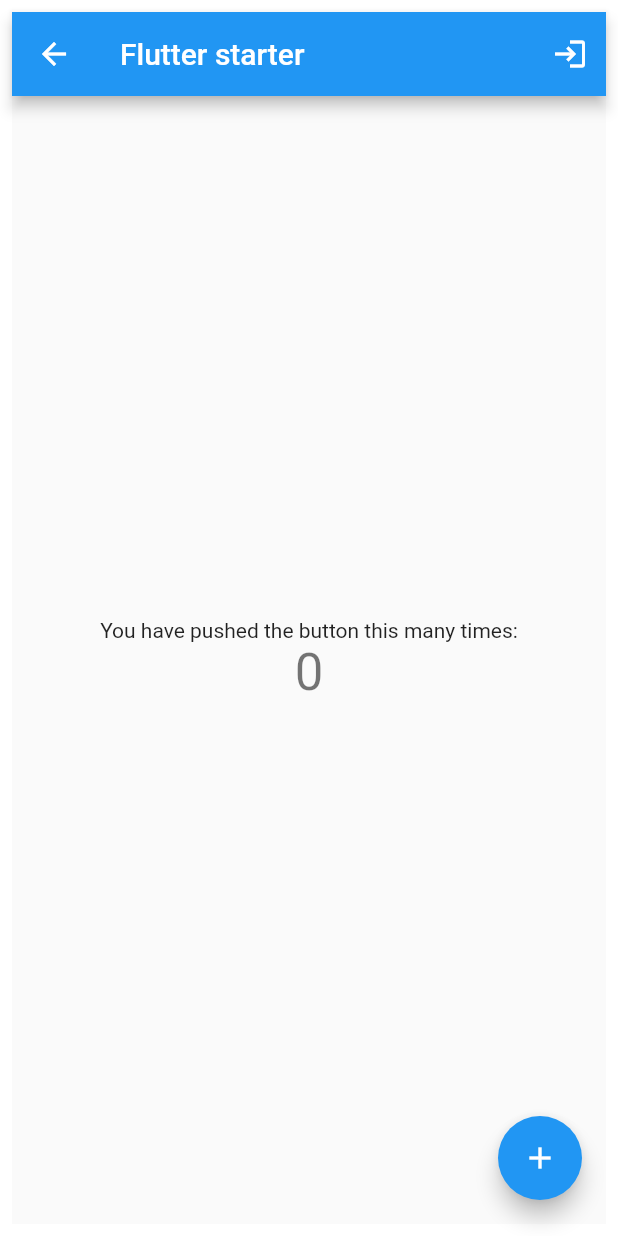
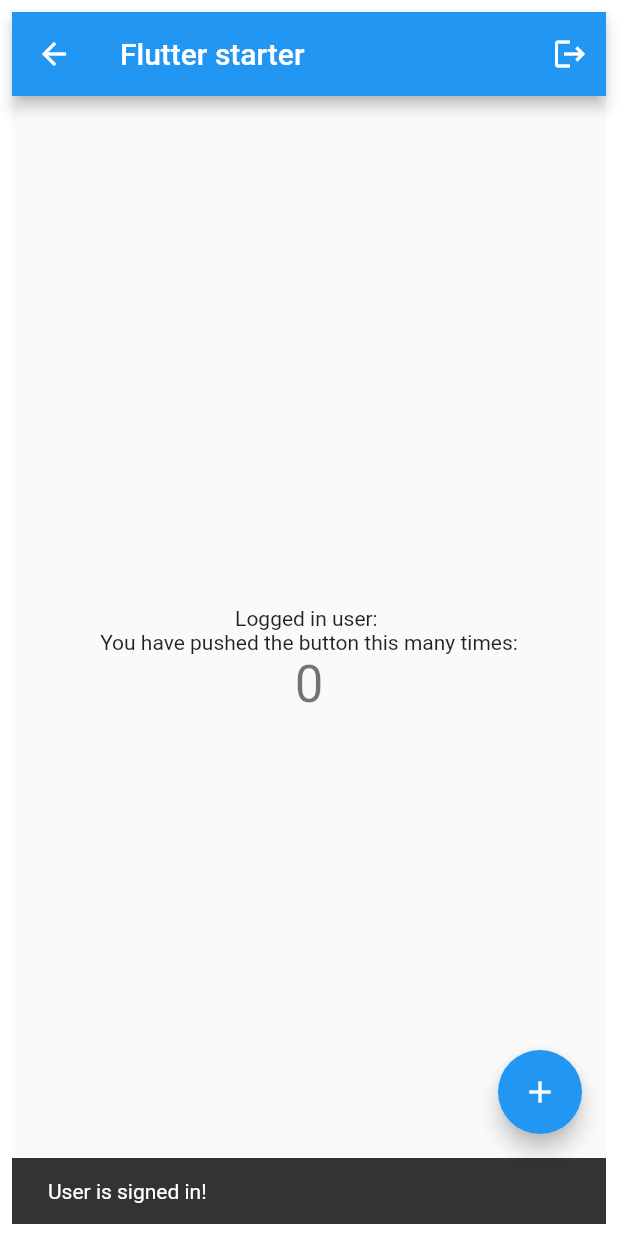
Before and after one commit to rfprod/flutter_starter, a Flutter app: the AppHomePage screen opened directly, on a phone screen of 412 x 824 dp. Run offline on Flutter 3.47's test engine with Material 2 defaults, Android fonts, the phone set to English and light mode, and no system bars; our stand-ins replace firebase_auth, firebase_core, flutter_dotenv, sentry; accounts and stored records are empty; statements that could not run were skipped; project files that could hold a hidden picture were left out.

Commit message:
feat(auth): implement firebase authentication
- [X] authenticate application users using firebase auth;

```diff
--- a/lib/home/home.page.dart
+++ b/lib/home/home.page.dart
@@ -1,3 +1,7 @@
+import 'dart:core';
+import 'dart:async';
+
+import 'package:firebase_auth/firebase_auth.dart';
 import 'package:flutter/material.dart';
 
 class AppHomePage extends StatefulWidget {
@@ -21,6 +25,19 @@ class AppHomePage extends StatefulWidget {
 class _AppHomePageState extends State<AppHomePage> {
   int _counter = 0;
 
+  final Stream<User?> _authChange = FirebaseAuth.instance.authStateChanges();
+
+  StreamSubscription<User?>? _userSub;
+
+  User? _user;
+
+  void _showSnackbar(String message) {
+    Text text = Text(message);
+    ScaffoldMessenger.of(context).showSnackBar(
+      SnackBar(content: text),
+    );
+  }
+
   void _incrementCounter() {
     setState(() {
       // This call to setState tells the Flutter framework that something has
@@ -30,6 +47,31 @@ class _AppHomePageState extends State<AppHomePage> {
       // called again, and so nothing would appear to happen.
       _counter++;
     });
+  }
+
+  @override
+  initState() {
+    super.initState();
+    _userSub = _authChange.listen((User? user) {
+      if (user == null) {
+        _showSnackbar('User is currently signed out!');
+        Navigator.pushNamed(context, '/login');
+        setState(() {
+          _user = null;
+        });
+      } else {
+        _showSnackbar('User is signed in!');
+        setState(() {
+          _user = user;
+        });
+      }
+    });
+  }
+
+  @override
+  void dispose() {
+    super.dispose();
+    _userSub?.cancel();
   }
 
   @override
@@ -46,11 +88,14 @@ class _AppHomePageState extends State<AppHomePage> {
         // the App.build method, and use it to set our appbar title.
         title: Text(widget.title),
         actions: <Widget>[
-          IconButton(
-              icon: Icon(Icons.login),
-              onPressed: () {
-                Navigator.pushNamed(context, '/login');
-              }),
+          if (_user == null)
+            IconButton(
+                icon: Icon(Icons.login),
+                onPressed: () => Navigator.pushNamed(context, '/login')),
+          if (_user != null)
+            IconButton(
+                icon: Icon(Icons.logout),
+                onPressed: () => FirebaseAuth.instance.signOut()),
         ],
       ),
       body: Center(
@@ -72,6 +117,9 @@ class _AppHomePageState extends State<AppHomePage> {
           mainAxisAlignment: MainAxisAlignment.center,
           children: <Widget>[
             Text(
+              'Logged in user: ${_user?.email}',
+            ),
+            Text(
               'You have pushed the button this many times:',
             ),
             Text(
--- a/lib/root/root.dart
+++ b/lib/root/root.dart
@@ -5,7 +5,7 @@ import 'package:flutter_starter/login/login.page.dart';
 class AppRoot extends StatelessWidget {
   const AppRoot({required Key key}) : super(key: key);
 
-  // This widget is the root of your application.
+  // This widget is the root of the application.
   @override
   Widget build(BuildContext context) {
     return MaterialApp(
@@ -27,7 +27,7 @@ class AppRoot extends StatelessWidget {
         visualDensity: VisualDensity.adaptivePlatformDensity,
       ),
       initialRoute: '/',
-      routes: {
+      routes: <String, Widget Function(BuildContext)>{
         '/': (BuildContext context) =>
             const AppHomePage(key: Key('home'), title: 'Flutter starter'),
         '/login': (BuildContext context) =>
```
Also changed, not shown: lib/login/login.page.dart (+89 -48 lines), lib/main.dart (+16 -9 lines).
